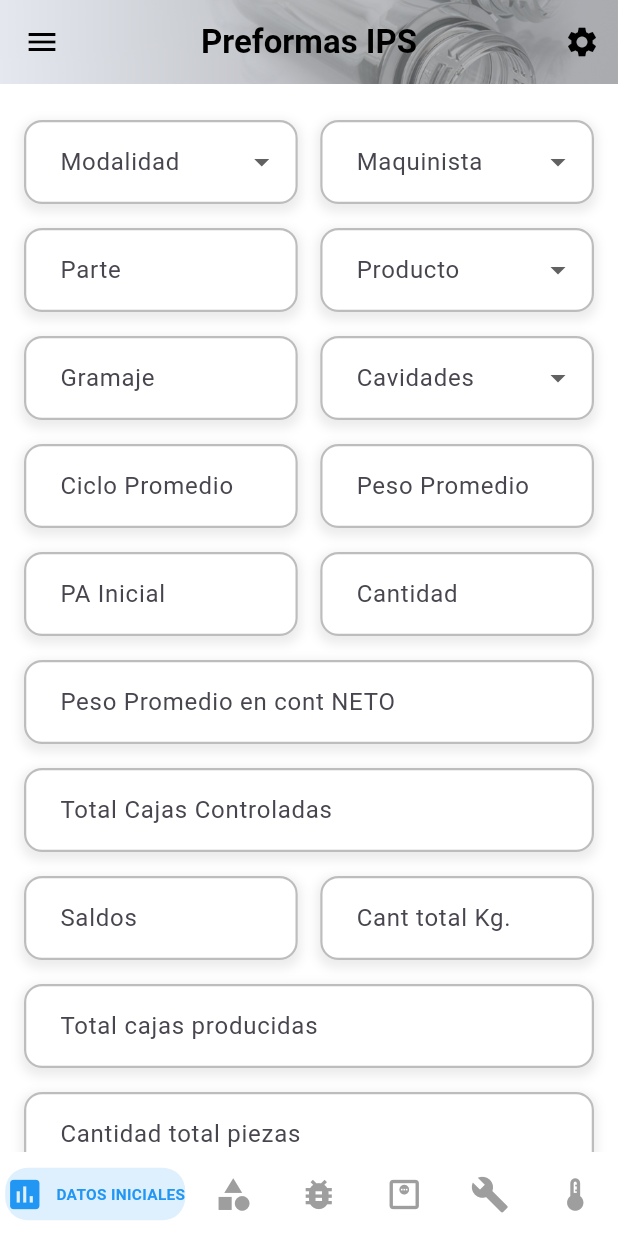
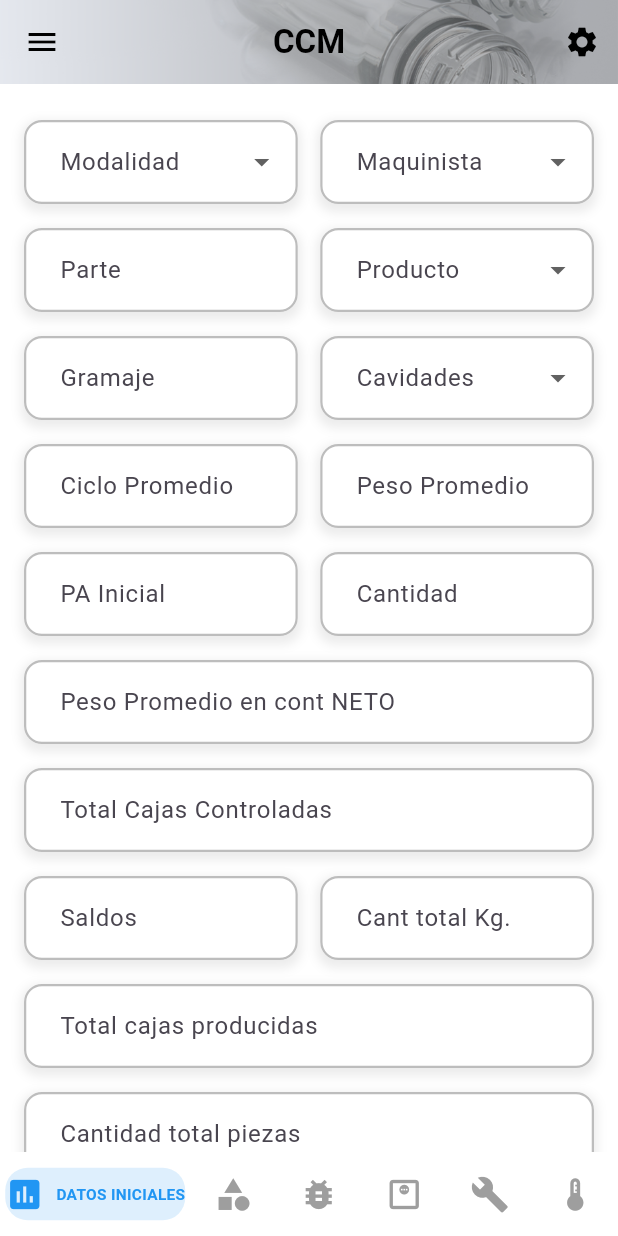
Before and after one commit to Dorian-Cachi-Zalles/ProyectoAppPREFORSA, a Flutter app: the ScreenCCM screen opened directly, on a phone screen of 412 x 824 dp. Run offline on Flutter 3.47's test engine with Material 3 defaults, Android fonts, the phone set to English and light mode, and no system bars; drawn by our look-alikes of flutter_form_builder, persistent_bottom_nav_bar; our stand-ins replace form_builder_validators, shared_preferences, sqflite; missing offline and left inert: flutter_settings_ui, swipeable_tile; accounts and stored records are empty.

Commit message:
Cambio de nombre a las diferentes pantallas de las maquinas

```diff
--- a/lib/src/views/formularios/ccm.dart
+++ b/lib/src/views/formularios/ccm.dart
@@ -100,7 +100,7 @@ class _ScreenCCMState extends State<ScreenCCM> {
                 ? Colors.black
                 : const Color.fromARGB(255, 255, 255, 255),
             title: Text(
-              "Preformas IPS",
+              "CCM",
               style: TextStyle(
                   color: settingsModel.isDarkMode ? Colors.white : Colors.black,
                   fontWeight: FontWeight.bold),
--- a/lib/src/views/formularios/coloracap.dart
+++ b/lib/src/views/formularios/coloracap.dart
@@ -100,7 +100,7 @@ class _ScreenColoracapState extends State<ScreenColoracap> {
                 ? Colors.black
                 : const Color.fromARGB(255, 255, 255, 255),
             title: Text(
-              "Preformas IPS",
+              "Coloracap",
               style: TextStyle(
                   color: settingsModel.isDarkMode ? Colors.white : Colors.black,
                   fontWeight: FontWeight.bold),
--- a/lib/src/views/formularios/preformas_i5.dart
+++ b/lib/src/views/formularios/preformas_i5.dart
@@ -100,7 +100,7 @@ class _ScreenPreformasI5State extends State<ScreenPreformasI5> {
                 ? Colors.black
                 : const Color.fromARGB(255, 255, 255, 255),
             title: Text(
-              "Preformas IPS",
+              "Preformas I5",
               style: TextStyle(
                   color: settingsModel.isDarkMode ? Colors.white : Colors.black,
                   fontWeight: FontWeight.bold),
--- a/lib/src/views/formularios/soplado.dart
+++ b/lib/src/views/formularios/soplado.dart
@@ -100,7 +100,7 @@ class _ScreenSopladoState extends State<ScreenSoplado> {
                 ? Colors.black
                 : const Color.fromARGB(255, 255, 255, 255),
             title: Text(
-              "Preformas IPS",
+              "Soplado",
               style: TextStyle(
                   color: settingsModel.isDarkMode ? Colors.white : Colors.black,
                   fontWeight: FontWeight.bold),
--- a/lib/src/views/formularios/tapas6.dart
+++ b/lib/src/views/formularios/tapas6.dart
@@ -99,7 +99,7 @@ class _ScreenTapas6State extends State<ScreenTapas6> {
                 ? Colors.black
                 : const Color.fromARGB(255, 255, 255, 255),
             title: Text(
-              "Preformas IPS",
+              "Tapas",
               style: TextStyle(
                   color: settingsModel.isDarkMode ? Colors.white : Colors.black,
                   fontWeight: FontWeight.bold),
--- a/lib/src/views/formularios/yutzumi.dart
+++ b/lib/src/views/formularios/yutzumi.dart
@@ -98,7 +98,7 @@ class _ScreenYutzumiState extends State<ScreenYutzumi> {
                 ? Colors.black
                 : const Color.fromARGB(255, 255, 255, 255),
             title: Text(
-              "Preformas IPS",
+              "Yutzumi",
               style: TextStyle(
                   color: settingsModel.isDarkMode ? Colors.white : Colors.black,
                   fontWeight: FontWeight.bold),
```
